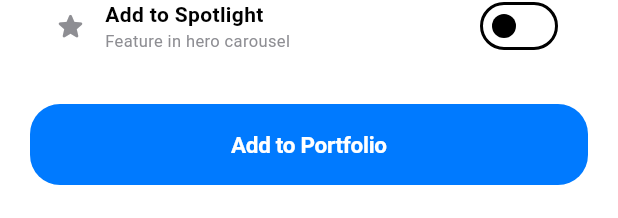
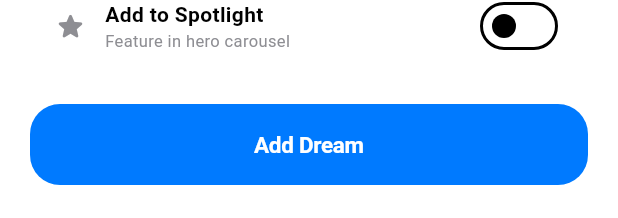
Before and after one commit to Knecrow/Origo, a Flutter app: the AddItemSheet widget shown alone on an empty page, opened directly, scrolled down 132 dp, on a phone screen of 412 x 824 dp. Shown: the part 1015-1233 px from the top of the screen. Run offline on Flutter 3.47's test engine with Material 3 defaults, Android fonts, the phone set to English and light mode, and no system bars; our stand-ins replace image_picker, shared_preferences, sqflite, sqflite_common_ffi_web; accounts and stored records are empty; network calls fail.

Commit message:
style: Replace Portfolio title and references with Origo

```diff
--- a/lib/features/add/add_item_sheet.dart
+++ b/lib/features/add/add_item_sheet.dart
@@ -344,7 +344,7 @@ class _AddItemSheetState extends State<AddItemSheet> {
                           elevation: 0,
                         ),
                         child: const Text(
-                          'Add to Portfolio',
+                          'Add Dream',
                           style: TextStyle(
                             fontSize: 15,
                             fontWeight: FontWeight.w700,
--- a/lib/features/detail/detail_screen.dart
+++ b/lib/features/detail/detail_screen.dart
@@ -150,7 +150,7 @@ class _DetailScreenState extends State<DetailScreen> {
         title: const Text('Delete Dream',
             style: TextStyle(fontWeight: FontWeight.w700)),
         content: const Text(
-            'Are you sure you want to remove this dream from your portfolio?'),
+            'Are you sure you want to remove this dream from Origo?'),
         actions: [
           TextButton(
             onPressed: () => Navigator.pop(ctx, false),
--- a/lib/features/home/home_screen.dart
+++ b/lib/features/home/home_screen.dart
@@ -56,7 +56,7 @@ class _HomeScreenState extends State<HomeScreen> {
                       crossAxisAlignment: CrossAxisAlignment.start,
                       children: [
                         Text(
-                          'Portfolio',
+                          'Origo',
                           style: TextStyle(
                             fontSize: 34,
                             fontWeight: FontWeight.w800,
--- a/lib/features/home/widgets/card_quick_actions_sheet.dart
+++ b/lib/features/home/widgets/card_quick_actions_sheet.dart
@@ -95,7 +95,7 @@ class CardQuickActionsSheet extends StatelessWidget {
                     ),
                     const SizedBox(height: 2),
                     Text(
-                      '$itemCount ${itemCount == 1 ? 'item in portfolio' : 'items in portfolio'}',
+                      '$itemCount ${itemCount == 1 ? 'item' : 'items'}',
                       style: TextStyle(
                         fontSize: 12.5,
                         color: ext.textMuted,
```
